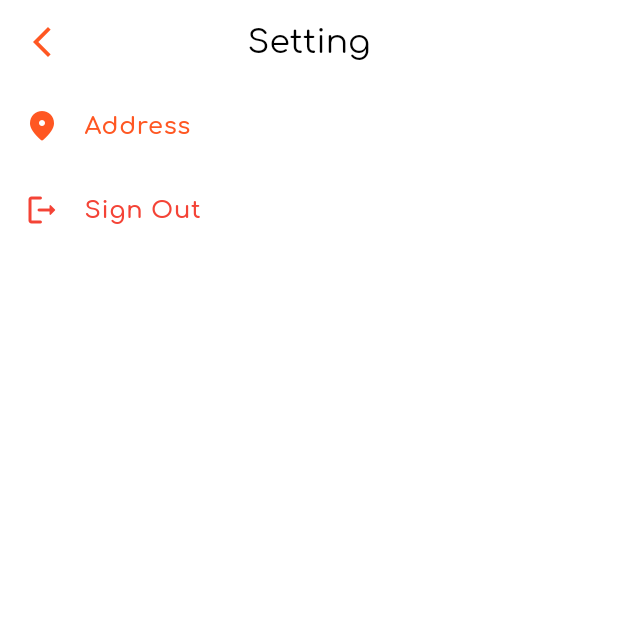
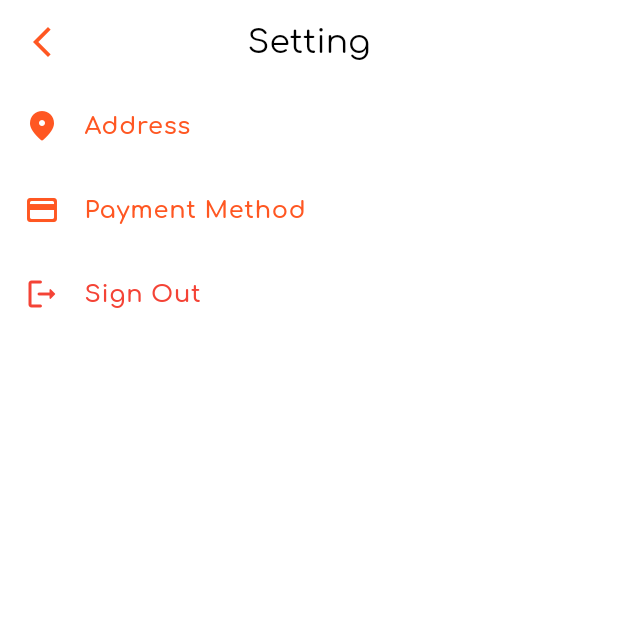
Before and after one commit to AlphaByte-RedTeam/sushi_app, a Flutter app: the Setting screen opened directly, on a phone screen of 412 x 824 dp, the top half of it. Run offline on Flutter 3.47's test engine with Material 3 defaults, Android fonts, the phone set to English and light mode, and no system bars; our stand-ins replace banner_carousel, chips_choice, flutter_dotenv, flutter_signin_button, flutter_svg, gap and 4 more; missing offline and left inert: radio_group_v2; accounts and stored records are empty.

Commit message:
Add payment method option to settings page

```diff
--- a/lib/pages/setting.dart
+++ b/lib/pages/setting.dart
@@ -67,6 +67,16 @@ class _SettingState extends State<Setting> {
                 ),
                 ListTile(
                   title: Text(
+                    'Payment Method',
+                    style: GoogleFonts.comfortaa(fontWeight: FontWeight.w600),
+                  ),
+                  leading: const Icon(Icons.payment_rounded),
+                  onTap: () {},
+                  iconColor: Colors.deepOrange,
+                  textColor: Colors.deepOrange,
+                ),
+                ListTile(
+                  title: Text(
                     'Sign Out',
                     style: GoogleFonts.comfortaa(fontWeight: FontWeight.w600),
                   ),
```
